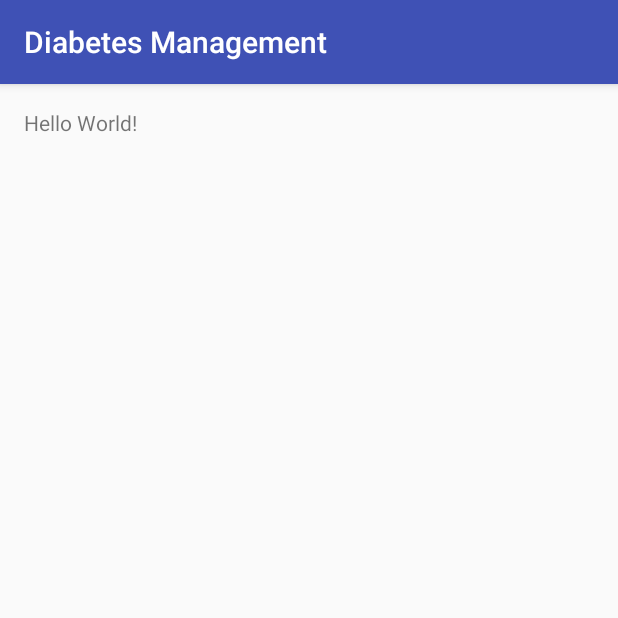
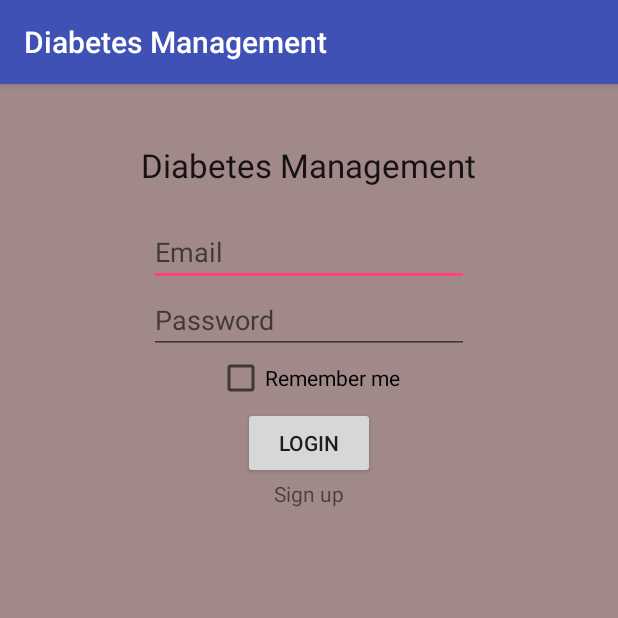
Before and after one commit to patel8/Diabetes_Management_App_UWM, an Android app: the screen it shows after launch (MainActivity), on a phone screen of 412 x 824 dp, the top half of it. Run offline under Robolectric (Android 15) with nearby library versions, the phone set to English and light mode, and no system bars.

Commit message:
Added Login Form.

```diff
--- a/app/src/main/AndroidManifest.xml
+++ b/app/src/main/AndroidManifest.xml
@@ -1,14 +1,14 @@
 <?xml version="1.0" encoding="utf-8"?>
 <manifest xmlns:android="http://schemas.android.com/apk/res/android"
-    package="com.example.sagar.diabetesmanagement" >
+    package="com.example.sagar.diabetesmanagement">
 
     <application
         android:allowBackup="true"
         android:icon="@mipmap/ic_launcher"
         android:label="@string/app_name"
         android:supportsRtl="true"
-        android:theme="@style/AppTheme" >
-        <activity android:name=".MainActivity" >
+        android:theme="@style/AppTheme">
+        <activity android:name=".MainActivity">
             <intent-filter>
                 <action android:name="android.intent.action.MAIN" />
 
--- a/app/src/main/res/layout/activity_main.xml
+++ b/app/src/main/res/layout/activity_main.xml
@@ -1,17 +1,70 @@
 <?xml version="1.0" encoding="utf-8"?>
-<RelativeLayout
-    xmlns:android="http://schemas.android.com/apk/res/android"
+<RelativeLayout xmlns:android="http://schemas.android.com/apk/res/android"
     xmlns:tools="http://schemas.android.com/tools"
     android:layout_width="match_parent"
     android:layout_height="match_parent"
+    android:paddingBottom="@dimen/activity_vertical_margin"
     android:paddingLeft="@dimen/activity_horizontal_margin"
     android:paddingRight="@dimen/activity_horizontal_margin"
     android:paddingTop="@dimen/activity_vertical_margin"
-    android:paddingBottom="@dimen/activity_vertical_margin"
-    tools:context="com.example.sagar.diabetesmanagement.MainActivity">
+    tools:context="com.example.sagar.mukulteaching.MainActivity"
+    android:background="#a18989">
+
+    <EditText
+        android:layout_width="wrap_content"
+        android:layout_height="wrap_content"
+        android:inputType="textEmailAddress"
+        android:ems="10"
+        android:id="@+id/editText"
+        android:layout_marginTop="73dp"
+        android:layout_alignLeft="@+id/editText2"
+        android:layout_alignStart="@+id/editText2"
+        android:hint = "Email" />
+
+    <EditText
+        android:layout_width="wrap_content"
+        android:layout_height="wrap_content"
+        android:inputType="textPassword"
+        android:ems="10"
+        android:id="@+id/editText2"
+        android:layout_below="@+id/editText"
+        android:layout_centerHorizontal="true"
+        android:hint="Password" />
+
+    <Button
+        android:layout_width="wrap_content"
+        android:layout_height="wrap_content"
+        android:text="Login"
+        android:id="@+id/button"
+        android:layout_below="@+id/editText2"
+        android:layout_centerHorizontal="true"
+        android:layout_marginTop="35dp" />
 
     <TextView
-        android:text="Hello World!"
         android:layout_width="wrap_content"
-        android:layout_height="wrap_content" />
+        android:layout_height="wrap_content"
+        android:textAppearance="?android:attr/textAppearanceLarge"
+        android:text="Diabetes Management"
+        android:id="@+id/textView"
+        android:layout_alignParentTop="true"
+        android:layout_centerHorizontal="true"
+        android:layout_marginTop="23dp" />
+
+    <CheckBox
+        android:layout_width="wrap_content"
+        android:layout_height="wrap_content"
+        android:text="Remember me"
+        android:id="@+id/checkBox"
+        android:layout_below="@+id/editText2"
+        android:layout_centerHorizontal="true" />
+
+    <TextView
+        android:layout_width="wrap_content"
+        android:layout_height="wrap_content"
+        android:text="Sign up"
+        android:id="@+id/textView2"
+        android:layout_below="@+id/button"
+        android:layout_centerHorizontal="true"
+        android:linksClickable="true" />
+
 </RelativeLayout>
--- /dev/null
+++ b/app/src/main/res/layout/signup.xml
@@ -0,0 +1,6 @@
+<?xml version="1.0" encoding="utf-8"?>
+<LinearLayout xmlns:android="http://schemas.android.com/apk/res/android"
+    android:orientation="vertical" android:layout_width="match_parent"
+    android:layout_height="match_parent">
+
+</LinearLayout>
```
